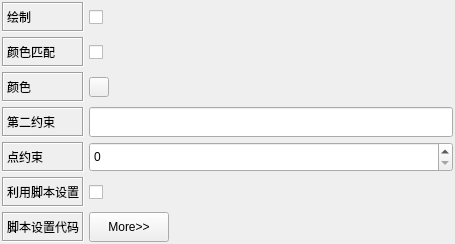
whatudone/plotxy, file General.ui: the form before one commit.
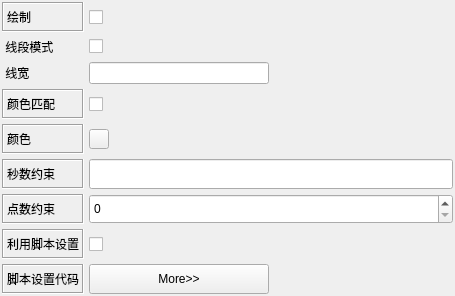
The form after the commit. Custom widgets are drawn as their Qt base class.

Commit message: 完善general界面刷新

The edit to the form file:
```diff
--- a/General.ui
+++ b/General.ui
@@ -30,7 +30,7 @@
     <number>0</number>
    </property>
    <item>
-    <layout class="QGridLayout" name="gridLayout" rowstretch="1,1,1,1,1,1,1" columnstretch="0,1,0">
+    <layout class="QGridLayout" name="gridLayout" rowstretch="1,0,0,0,0,0,0,0,0" columnstretch="0,0,0">
      <property name="leftMargin">
       <number>2</number>
      </property>
@@ -46,23 +46,27 @@
      <property name="spacing">
       <number>5</number>
      </property>
-     <item row="0" column="0">
-      <widget class="QLabel" name="label_30">
+     <item row="7" column="2">
+      <spacer name="horizontalSpacer_43">
+       <property name="orientation">
+        <enum>Qt::Horizontal</enum>
+       </property>
+       <property name="sizeHint" stdset="0">
+        <size>
+         <width>40</width>
+         <height>20</height>
+        </size>
+       </property>
+      </spacer>
+     </item>
+     <item row="6" column="1" colspan="2">
+      <widget class="QSpinBox" name="spinBox_5">
        <property name="minimumSize">
         <size>
-         <width>20</width>
+         <width>0</width>
          <height>30</height>
         </size>
        </property>
-       <property name="frameShape">
-        <enum>QFrame::Box</enum>
-       </property>
-       <property name="frameShadow">
-        <enum>QFrame::Sunken</enum>
-       </property>
-       <property name="text">
-        <string>绘制</string>
-       </property>
       </widget>
      </item>
      <item row="0" column="1">
@@ -87,8 +91,43 @@
        </property>
       </widget>
      </item>
-     <item row="0" column="2">
-      <spacer name="horizontalSpacer_44">
+     <item row="6" column="0">
+      <widget class="QLabel" name="label_28">
+       <property name="minimumSize">
+        <size>
+         <width>20</width>
+         <height>30</height>
+        </size>
+       </property>
+       <property name="frameShape">
+        <enum>QFrame::Box</enum>
+       </property>
+       <property name="frameShadow">
+        <enum>QFrame::Sunken</enum>
+       </property>
+       <property name="text">
+        <string>点数约束</string>
+       </property>
+      </widget>
+     </item>
+     <item row="7" column="1">
+      <widget class="QCheckBox" name="checkBox_15">
+       <property name="minimumSize">
+        <size>
+         <width>0</width>
+         <height>30</height>
+        </size>
+       </property>
+       <property name="layoutDirection">
+        <enum>Qt::LeftToRight</enum>
+       </property>
+       <property name="text">
+        <string/>
+       </property>
+      </widget>
+     </item>
+     <item row="4" column="2">
+      <spacer name="horizontalSpacer_40">
        <property name="orientation">
         <enum>Qt::Horizontal</enum>
        </property>
@@ -100,55 +139,40 @@
        </property>
       </spacer>
      </item>
+     <item row="8" column="2">
+      <spacer name="horizontalSpacer_45">
+       <property name="orientation">
+        <enum>Qt::Horizontal</enum>
+       </property>
+       <property name="sizeHint" stdset="0">
+        <size>
+         <width>38</width>
+         <height>20</height>
+        </size>
+       </property>
+      </spacer>
+     </item>
      <item row="1" column="0">
-      <widget class="QLabel" name="label_31">
-       <property name="minimumSize">
-        <size>
-         <width>20</width>
-         <height>30</height>
-        </size>
-       </property>
-       <property name="frameShape">
-        <enum>QFrame::Box</enum>
-       </property>
-       <property name="frameShadow">
-        <enum>QFrame::Sunken</enum>
-       </property>
+      <widget class="QLabel" name="labelLineMode">
        <property name="text">
-        <string>颜色匹配</string>
+        <string> 线段模式</string>
        </property>
       </widget>
      </item>
-     <item row="1" column="1">
-      <widget class="QCheckBox" name="checkBox_14">
+     <item row="8" column="1">
+      <widget class="QPushButton" name="pushButton_more">
        <property name="minimumSize">
         <size>
          <width>0</width>
          <height>30</height>
         </size>
        </property>
-       <property name="layoutDirection">
-        <enum>Qt::LeftToRight</enum>
-       </property>
        <property name="text">
-        <string/>
+        <string>More&gt;&gt;</string>
        </property>
       </widget>
      </item>
-     <item row="1" column="2">
-      <spacer name="horizontalSpacer_39">
-       <property name="orientation">
-        <enum>Qt::Horizontal</enum>
-       </property>
-       <property name="sizeHint" stdset="0">
-        <size>
-         <width>40</width>
-         <height>20</height>
-        </size>
-       </property>
-      </spacer>
-     </item>
-     <item row="2" column="0">
+     <item row="4" column="0">
       <widget class="QLabel" name="label_26">
        <property name="minimumSize">
         <size>
@@ -167,7 +191,84 @@
        </property>
       </widget>
      </item>
-     <item row="2" column="1">
+     <item row="5" column="1" colspan="2">
+      <widget class="QLineEdit" name="lineEdit_7">
+       <property name="minimumSize">
+        <size>
+         <width>0</width>
+         <height>30</height>
+        </size>
+       </property>
+      </widget>
+     </item>
+     <item row="1" column="2">
+      <spacer name="horizontalSpacer">
+       <property name="orientation">
+        <enum>Qt::Horizontal</enum>
+       </property>
+       <property name="sizeHint" stdset="0">
+        <size>
+         <width>40</width>
+         <height>20</height>
+        </size>
+       </property>
+      </spacer>
+     </item>
+     <item row="3" column="1">
+      <widget class="QCheckBox" name="checkBox_14">
+       <property name="minimumSize">
+        <size>
+         <width>0</width>
+         <height>30</height>
+        </size>
+       </property>
+       <property name="layoutDirection">
+        <enum>Qt::LeftToRight</enum>
+       </property>
+       <property name="text">
+        <string/>
+       </property>
+      </widget>
+     </item>
+     <item row="3" column="0">
+      <widget class="QLabel" name="label_31">
+       <property name="minimumSize">
+        <size>
+         <width>20</width>
+         <height>30</height>
+        </size>
+       </property>
+       <property name="frameShape">
+        <enum>QFrame::Box</enum>
+       </property>
+       <property name="frameShadow">
+        <enum>QFrame::Sunken</enum>
+       </property>
+       <property name="text">
+        <string>颜色匹配</string>
+       </property>
+      </widget>
+     </item>
+     <item row="7" column="0">
+      <widget class="QLabel" name="label_32">
+       <property name="minimumSize">
+        <size>
+         <width>20</width>
+         <height>30</height>
+        </size>
+       </property>
+       <property name="frameShape">
+        <enum>QFrame::Box</enum>
+       </property>
+       <property name="frameShadow">
+        <enum>QFrame::Sunken</enum>
+       </property>
+       <property name="text">
+        <string>利用脚本设置</string>
+       </property>
+      </widget>
+     </item>
+     <item row="4" column="1">
       <widget class="ColorButton" name="pushButton_12">
        <property name="maximumSize">
         <size>
@@ -189,104 +290,15 @@
        </property>
       </widget>
      </item>
-     <item row="2" column="2">
-      <spacer name="horizontalSpacer_40">
-       <property name="orientation">
-        <enum>Qt::Horizontal</enum>
-       </property>
-       <property name="sizeHint" stdset="0">
-        <size>
-         <width>40</width>
-         <height>20</height>
-        </size>
-       </property>
-      </spacer>
-     </item>
-     <item row="3" column="0">
-      <widget class="QLabel" name="label_27">
-       <property name="minimumSize">
-        <size>
-         <width>20</width>
-         <height>30</height>
-        </size>
-       </property>
-       <property name="frameShape">
-        <enum>QFrame::Box</enum>
-       </property>
-       <property name="frameShadow">
-        <enum>QFrame::Sunken</enum>
-       </property>
-       <property name="text">
-        <string>第二约束</string>
-       </property>
-      </widget>
-     </item>
-     <item row="3" column="1" colspan="2">
-      <widget class="QLineEdit" name="lineEdit_7">
-       <property name="minimumSize">
-        <size>
-         <width>0</width>
-         <height>30</height>
-        </size>
-       </property>
-      </widget>
-     </item>
-     <item row="4" column="0">
-      <widget class="QLabel" name="label_28">
-       <property name="minimumSize">
-        <size>
-         <width>20</width>
-         <height>30</height>
-        </size>
-       </property>
-       <property name="frameShape">
-        <enum>QFrame::Box</enum>
-       </property>
-       <property name="frameShadow">
-        <enum>QFrame::Sunken</enum>
-       </property>
-       <property name="text">
-        <string>点约束</string>
-       </property>
-      </widget>
-     </item>
-     <item row="5" column="0">
-      <widget class="QLabel" name="label_32">
-       <property name="minimumSize">
-        <size>
-         <width>20</width>
-         <height>30</height>
-        </size>
-       </property>
-       <property name="frameShape">
-        <enum>QFrame::Box</enum>
-       </property>
-       <property name="frameShadow">
-        <enum>QFrame::Sunken</enum>
-       </property>
-       <property name="text">
-        <string>利用脚本设置</string>
-       </property>
-      </widget>
-     </item>
-     <item row="5" column="1">
-      <widget class="QCheckBox" name="checkBox_15">
-       <property name="minimumSize">
-        <size>
-         <width>0</width>
-         <height>30</height>
-        </size>
-       </property>
-       <property name="layoutDirection">
-        <enum>Qt::LeftToRight</enum>
-       </property>
+     <item row="1" column="1">
+      <widget class="QCheckBox" name="checkBoxLineMode">
        <property name="text">
         <string/>
        </property>
       </widget>
      </item>
-     <item row="5" column="2">
-      <spacer name="horizontalSpacer_43">
+     <item row="3" column="2">
+      <spacer name="horizontalSpacer_39">
        <property name="orientation">
         <enum>Qt::Horizontal</enum>
        </property>
@@ -298,7 +310,20 @@
        </property>
       </spacer>
      </item>
-     <item row="6" column="0">
+     <item row="0" column="2">
+      <spacer name="horizontalSpacer_44">
+       <property name="orientation">
+        <enum>Qt::Horizontal</enum>
+       </property>
+       <property name="sizeHint" stdset="0">
+        <size>
+         <width>40</width>
+         <height>20</height>
+        </size>
+       </property>
+      </spacer>
+     </item>
+     <item row="8" column="0">
       <widget class="QLabel" name="label_29">
        <property name="minimumSize">
         <size>
@@ -317,42 +342,67 @@
        </property>
       </widget>
      </item>
-     <item row="6" column="1">
-      <widget class="QPushButton" name="pushButton_more">
+     <item row="5" column="0">
+      <widget class="QLabel" name="label_27">
        <property name="minimumSize">
         <size>
-         <width>0</width>
+         <width>20</width>
          <height>30</height>
         </size>
        </property>
+       <property name="frameShape">
+        <enum>QFrame::Box</enum>
+       </property>
+       <property name="frameShadow">
+        <enum>QFrame::Sunken</enum>
+       </property>
        <property name="text">
-        <string>More&gt;&gt;</string>
+        <string>秒数约束</string>
        </property>
       </widget>
      </item>
-     <item row="6" column="2">
-      <spacer name="horizontalSpacer_45">
+     <item row="0" column="0">
+      <widget class="QLabel" name="label_30">
+       <property name="minimumSize">
+        <size>
+         <width>20</width>
+         <height>30</height>
+        </size>
+       </property>
+       <property name="frameShape">
+        <enum>QFrame::Box</enum>
+       </property>
+       <property name="frameShadow">
+        <enum>QFrame::Sunken</enum>
+       </property>
+       <property name="text">
+        <string>绘制</string>
+       </property>
+      </widget>
+     </item>
+     <item row="2" column="0">
+      <widget class="QLabel" name="labelWidth">
+       <property name="text">
+        <string> 线宽</string>
+       </property>
+      </widget>
+     </item>
+     <item row="2" column="1">
+      <widget class="QLineEdit" name="lineEditWidth"/>
+     </item>
+     <item row="2" column="2">
+      <spacer name="horizontalSpacer_2">
        <property name="orientation">
         <enum>Qt::Horizontal</enum>
        </property>
        <property name="sizeHint" stdset="0">
         <size>
-         <width>38</width>
+         <width>40</width>
          <height>20</height>
         </size>
        </property>
       </spacer>
      </item>
-     <item row="4" column="1" colspan="2">
-      <widget class="QSpinBox" name="spinBox_5">
-       <property name="minimumSize">
-        <size>
-         <width>0</width>
-         <height>30</height>
-        </size>
-       </property>
-      </widget>
-     </item>
     </layout>
    </item>
   </layout>
```
The commit also changes 4 other files.
